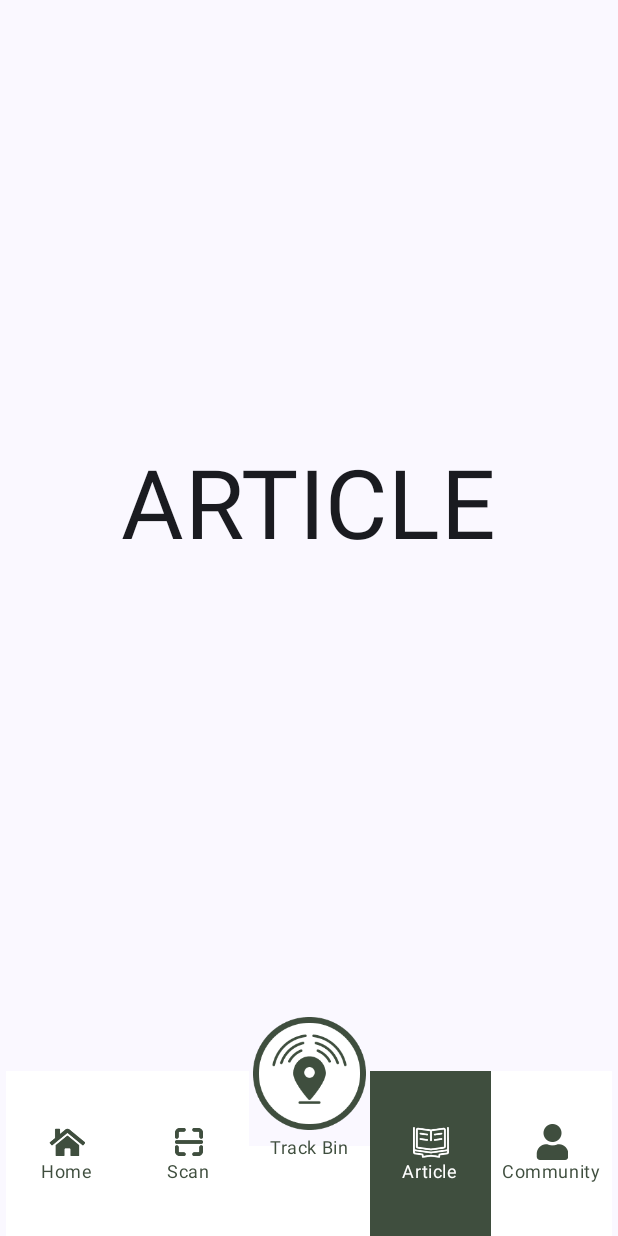
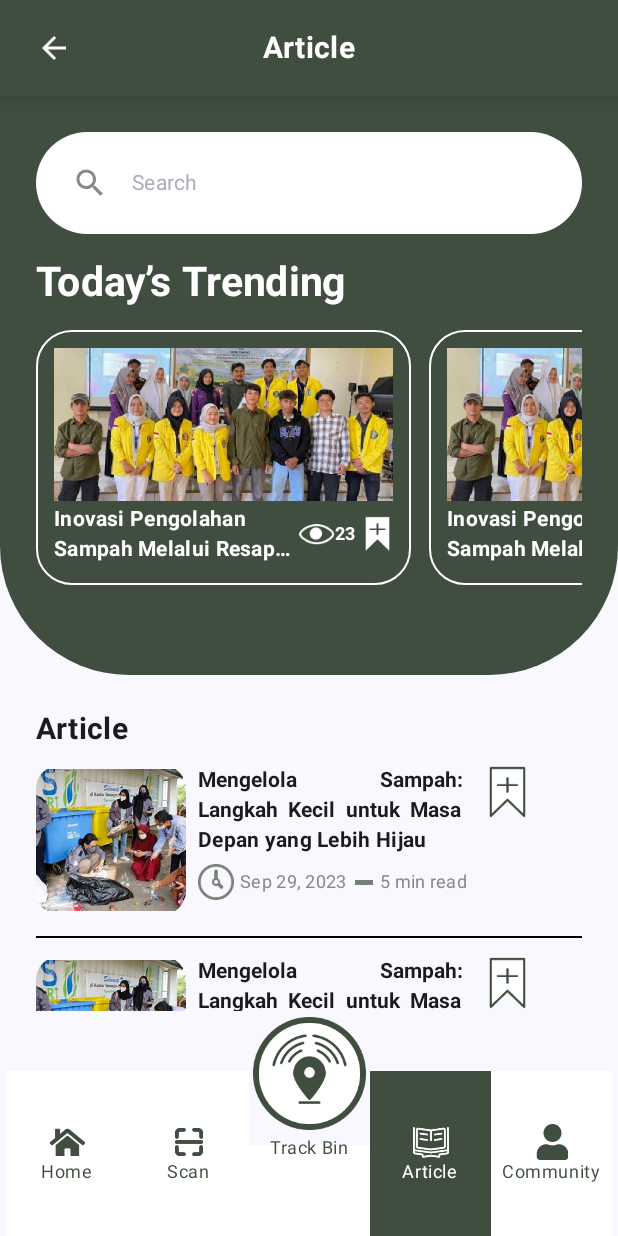
Before and after one commit to mayunngrh/BrainyBunch, an Android app built with Jetpack Compose: the ArticleScreen screen opened through its navigation route, on a phone screen of 412 x 824 dp. Run offline under Robolectric (Android 15) with nearby library versions, the light colour scheme and no system bars; our stand-ins replace Dagger/Hilt's generated code.

Commit message:
finishing the article screen

```diff
--- /dev/null
+++ b/app/src/main/java/com/example/brainybunch/component/RowArticleItem.kt
@@ -0,0 +1,92 @@
+package com.example.brainybunch.component
+
+import androidx.compose.foundation.border
+import androidx.compose.foundation.layout.Arrangement
+import androidx.compose.foundation.layout.Box
+import androidx.compose.foundation.layout.Column
+import androidx.compose.foundation.layout.Row
+import androidx.compose.foundation.layout.Spacer
+import androidx.compose.foundation.layout.fillMaxWidth
+import androidx.compose.foundation.layout.height
+import androidx.compose.foundation.layout.padding
+import androidx.compose.foundation.layout.size
+import androidx.compose.foundation.layout.width
+import androidx.compose.foundation.shape.RoundedCornerShape
+import androidx.compose.material3.MaterialTheme
+import androidx.compose.material3.Text
+import androidx.compose.runtime.Composable
+import androidx.compose.ui.Alignment
+import androidx.compose.ui.Modifier
+import androidx.compose.ui.draw.clip
+import androidx.compose.ui.graphics.Color
+import androidx.compose.ui.layout.ContentScale
+import androidx.compose.ui.text.font.FontWeight
+import androidx.compose.ui.text.style.TextAlign
+import androidx.compose.ui.text.style.TextOverflow
+import androidx.compose.ui.unit.dp
+import androidx.compose.ui.unit.sp
+import coil.compose.AsyncImage
+import com.example.brainybunch.R
+
+@Composable
+fun RowArticleItem(
+
+) {
+    Box(
+    modifier = Modifier
+        .width(250.dp)
+        .height(170.dp)
+        .border(1.dp, Color.White, RoundedCornerShape(24.dp))
+        .clip(RoundedCornerShape(24.dp))
+    ) {
+        Column(
+            modifier = Modifier
+                .fillMaxWidth()
+                .padding(12.dp)
+        ) {
+            AsyncImage(
+                modifier = Modifier
+                    .fillMaxWidth()
+                    .height((170 * 0.6).dp),
+                model = R.drawable.dummy_article_photo2,
+                contentDescription = "",
+                contentScale = ContentScale.Crop
+            )
+            Spacer(modifier = Modifier.height(2.dp))
+            Row(
+                modifier = Modifier.fillMaxWidth(),
+                verticalAlignment = Alignment.CenterVertically,
+                horizontalArrangement = Arrangement.SpaceBetween
+            ) {
+                Text(
+                    modifier = Modifier.width(160.dp),
+                    text = "Inovasi Pengolahan Sampah Melalui Resappan Biopori untuk Meningkatkan Kesuburan Tanah dan Mengurangi Limbah", style = MaterialTheme.typography.bodyMedium,
+                    maxLines = 2,
+                    fontSize = 14.sp,
+                    overflow = TextOverflow.Ellipsis,
+                    textAlign = TextAlign.Left,
+                    fontWeight = FontWeight.Bold,
+                    color = Color.White
+                )
+                Spacer(modifier = Modifier.width(3.dp))
+
+                AsyncImage(modifier = Modifier.size(24.dp),model = R.drawable.icon_views, contentDescription = "")
+                //VIEWS
+                Text(
+                    text = "23", style = MaterialTheme.typography.bodyMedium,
+                    fontSize = 12.sp,
+                    textAlign = TextAlign.Left,
+                    fontWeight = FontWeight.Bold,
+                    color = Color.White
+                )
+
+                Spacer(modifier = Modifier.width(3.dp))
+
+                AsyncImage(modifier = Modifier.size(36.dp),model = R.drawable.icon_bookmark, contentDescription = "")
+
+            }
+        }
+    }
+
+    Spacer(modifier = Modifier.width(12.dp))
+}
--- /dev/null
+++ b/app/src/main/java/com/example/brainybunch/component/ScreenHeader.kt
@@ -0,0 +1,59 @@
+package com.example.brainybunch.component
+
+import androidx.compose.foundation.clickable
+import androidx.compose.foundation.layout.Box
+import androidx.compose.foundation.layout.fillMaxSize
+import androidx.compose.foundation.layout.fillMaxWidth
+import androidx.compose.foundation.layout.height
+import androidx.compose.foundation.layout.padding
+import androidx.compose.foundation.shape.RoundedCornerShape
+import androidx.compose.material.icons.Icons
+import androidx.compose.material.icons.filled.ArrowBack
+import androidx.compose.material3.Card
+import androidx.compose.material3.CardDefaults
+import androidx.compose.material3.Icon
+import androidx.compose.material3.MaterialTheme
+import androidx.compose.material3.Text
+import androidx.compose.runtime.Composable
+import androidx.compose.ui.Alignment
+import androidx.compose.ui.Modifier
+import androidx.compose.ui.graphics.Color
+import androidx.compose.ui.text.font.FontWeight
+import androidx.compose.ui.text.style.TextAlign
+import androidx.compose.ui.unit.dp
+import androidx.compose.ui.unit.sp
+
+@Composable
+fun ScreenHeader(
+    text:String,
+    onBackClick:() ->Unit
+) {
+    Card(
+    modifier = Modifier
+    .fillMaxWidth()
+    .height(64.dp),
+    shape = RoundedCornerShape(0.dp),
+    colors = CardDefaults.cardColors(Color(0xFF3F4E3E)),
+    elevation = CardDefaults.cardElevation(8.dp)
+    ) {
+        Box(modifier = Modifier.fillMaxSize()) {
+            Text(
+                modifier = Modifier.align(Alignment.Center),
+                text = text, style = MaterialTheme.typography.bodyMedium,
+                fontSize = 20.sp,
+                textAlign = TextAlign.Left,
+                fontWeight = FontWeight.Bold,
+                color = Color.White
+            )
+            Icon(
+                modifier = Modifier
+                    .padding(horizontal = 24.dp)
+                    .align(Alignment.CenterStart)
+                    .clickable { onBackClick() },
+                imageVector = Icons.Default.ArrowBack,
+                contentDescription = "",
+                tint = Color.White
+            )
+        }
+    }
+}
--- /dev/null
+++ b/app/src/main/java/com/example/brainybunch/component/SearchBar.kt
@@ -0,0 +1,89 @@
+package com.example.brainybunch.component
+
+import androidx.compose.foundation.background
+import androidx.compose.foundation.clickable
+import androidx.compose.foundation.layout.Box
+import androidx.compose.foundation.layout.Row
+import androidx.compose.foundation.layout.Spacer
+import androidx.compose.foundation.layout.fillMaxWidth
+import androidx.compose.foundation.layout.padding
+import androidx.compose.foundation.layout.size
+import androidx.compose.foundation.layout.width
+import androidx.compose.foundation.shape.RoundedCornerShape
+import androidx.compose.foundation.text.BasicTextField
+import androidx.compose.material.icons.Icons
+import androidx.compose.material.icons.filled.Search
+import androidx.compose.material3.Icon
+import androidx.compose.material3.MaterialTheme
+import androidx.compose.material3.Text
+import androidx.compose.runtime.Composable
+import androidx.compose.runtime.getValue
+import androidx.compose.runtime.mutableStateOf
+import androidx.compose.runtime.remember
+import androidx.compose.runtime.setValue
+import androidx.compose.ui.Alignment
+import androidx.compose.ui.Modifier
+import androidx.compose.ui.draw.clip
+import androidx.compose.ui.graphics.Color
+import androidx.compose.ui.text.TextStyle
+import androidx.compose.ui.text.input.PasswordVisualTransformation
+import androidx.compose.ui.text.input.VisualTransformation
+import androidx.compose.ui.unit.dp
+import coil.compose.AsyncImage
+import com.example.brainybunch.R
+import com.example.brainybunch.ui.theme.poppinsFontFamily
+
+@Composable
+fun SearchBar(
+    hint: String,
+    onValueChange: (String) -> Unit,
+    value: String,
+) {
+    val black = Color(0xFF323142)
+    val darkGrey = Color(0xFFACADB9)
+
+    var color by remember {
+        mutableStateOf(black)
+    }
+
+    Box(
+        modifier = Modifier
+            .fillMaxWidth()
+            .clip(RoundedCornerShape(100))
+            .background(Color.White)
+    ) {
+
+        Row(verticalAlignment = Alignment.CenterVertically) {
+            Spacer(modifier = Modifier.width(24.dp))
+            Icon(imageVector = Icons.Default.Search, contentDescription = "", tint = Color.Gray)
+            Box(modifier = Modifier.fillMaxWidth()) {
+                if (value.isEmpty()) {
+                    color = darkGrey
+                    Text(
+                        modifier = Modifier.padding(vertical = 24.dp, horizontal = 16.dp),
+                        text = hint,
+                        style = MaterialTheme.typography.bodyMedium,
+                        color = darkGrey
+                    )
+                } else {
+                    color = black
+                }
+                BasicTextField(
+                    modifier = Modifier
+                        .fillMaxWidth()
+                        .padding(vertical = 24.dp, horizontal = 16.dp),
+                    value = value,
+                    onValueChange = onValueChange,
+                    maxLines = 1,
+                    singleLine = true,
+                    textStyle = TextStyle(
+                        fontFamily = poppinsFontFamily,
+                        color = black
+                    ),
+
+                    )
+            }
+
+        }
+    }
+}
--- a/app/src/main/java/com/example/brainybunch/presentation/article/ArticleScreen.kt
+++ b/app/src/main/java/com/example/brainybunch/presentation/article/ArticleScreen.kt
@@ -1,19 +1,126 @@
 package com.example.brainybunch.presentation.article
 
+import androidx.compose.foundation.background
+import androidx.compose.foundation.border
+import androidx.compose.foundation.horizontalScroll
+import androidx.compose.foundation.layout.Arrangement
 import androidx.compose.foundation.layout.Box
+import androidx.compose.foundation.layout.Column
+import androidx.compose.foundation.layout.Row
+import androidx.compose.foundation.layout.Spacer
 import androidx.compose.foundation.layout.fillMaxSize
+import androidx.compose.foundation.layout.fillMaxWidth
+import androidx.compose.foundation.layout.height
+import androidx.compose.foundation.layout.padding
+import androidx.compose.foundation.layout.size
+import androidx.compose.foundation.layout.width
+import androidx.compose.foundation.rememberScrollState
+import androidx.compose.foundation.shape.RoundedCornerShape
+import androidx.compose.foundation.verticalScroll
+import androidx.compose.material.icons.Icons
+import androidx.compose.material.icons.filled.ArrowBack
+import androidx.compose.material.icons.filled.KeyboardArrowLeft
+import androidx.compose.material3.Card
+import androidx.compose.material3.CardDefaults
+import androidx.compose.material3.Icon
+import androidx.compose.material3.MaterialTheme
 import androidx.compose.material3.Text
 import androidx.compose.runtime.Composable
+import androidx.compose.runtime.getValue
+import androidx.compose.runtime.mutableStateOf
+import androidx.compose.runtime.remember
+import androidx.compose.runtime.setValue
 import androidx.compose.ui.Alignment
 import androidx.compose.ui.Modifier
+import androidx.compose.ui.draw.clip
+import androidx.compose.ui.graphics.Color
+import androidx.compose.ui.layout.ContentScale
+import androidx.compose.ui.text.font.FontWeight
+import androidx.compose.ui.text.style.TextAlign
+import androidx.compose.ui.text.style.TextOverflow
+import androidx.compose.ui.unit.dp
 import androidx.compose.ui.unit.sp
 import androidx.navigation.NavController
+import coil.compose.AsyncImage
+import com.example.brainybunch.R
+import com.example.brainybunch.component.ArticleItem
+import com.example.brainybunch.component.RowArticleItem
+import com.example.brainybunch.component.ScreenHeader
+import com.example.brainybunch.component.SearchBar
 
 @Composable
 fun ArticleScreen(
     navController: NavController
 ) {
-    Box(modifier = Modifier.fillMaxSize(), contentAlignment = Alignment.Center) {
-        Text(text = "ARTICLE", fontSize = 64.sp)
+    var query by remember {
+        mutableStateOf("")
+    }
+
+    Column(modifier = Modifier
+        .fillMaxSize()
+        .verticalScroll(rememberScrollState())) {
+        //header green box
+        Box(
+            modifier = Modifier
+                .fillMaxWidth()
+                .height(450.dp)
+                .clip(RoundedCornerShape(bottomStart = 86.dp, bottomEnd = 86.dp))
+                .background(Color(0xFF3F4E3E))
+        ) {
+            Column(
+                modifier = Modifier
+                    .fillMaxWidth()
+                    .padding(24.dp)
+            ) {
+                Spacer(modifier = Modifier.height(64.dp))
+                //Search Bar
+                SearchBar(hint = "Search", onValueChange = { query = it }, value = query)
+
+                Spacer(modifier = Modifier.height(16.dp))
+
+                Text(
+                    text = "Today’s Trending", style = MaterialTheme.typography.bodyMedium,
+                    fontSize = 27.sp,
+                    textAlign = TextAlign.Left,
+                    fontWeight = FontWeight.Bold,
+                    color = Color.White
+                )
+                Spacer(modifier = Modifier.height(16.dp))
+
+                //Row Article Item
+                Row (modifier = Modifier.horizontalScroll(rememberScrollState())) {
+                    //ITEM1
+                    RowArticleItem()
+
+                    //ITEM2
+                    RowArticleItem()
+
+                    //ITEM3
+                    RowArticleItem()
+                }
+            }
+        }
+
+        Column(Modifier.fillMaxSize().padding(24.dp)) {
+            ///ARTICLE SECTIION
+            Text(
+                text = "Article", style = MaterialTheme.typography.bodyMedium,
+                fontSize = 20.sp,
+                textAlign = TextAlign.Left,
+                fontWeight = FontWeight.Bold
+            )
+
+            Spacer(modifier = Modifier.height(12.dp))
+
+            //ARTICLE ITEM
+            ArticleItem()
+            ArticleItem()
+            ArticleItem()
+        }
+    }
+
+    //HEADER
+    ScreenHeader(text = "Article") {
+        navController.navigate("home")
     }
 }
```
Also changed, not shown: app/src/main/res/drawable/dummy_article_photo2.png (added), app/src/main/res/drawable/icon_views.png (added).
